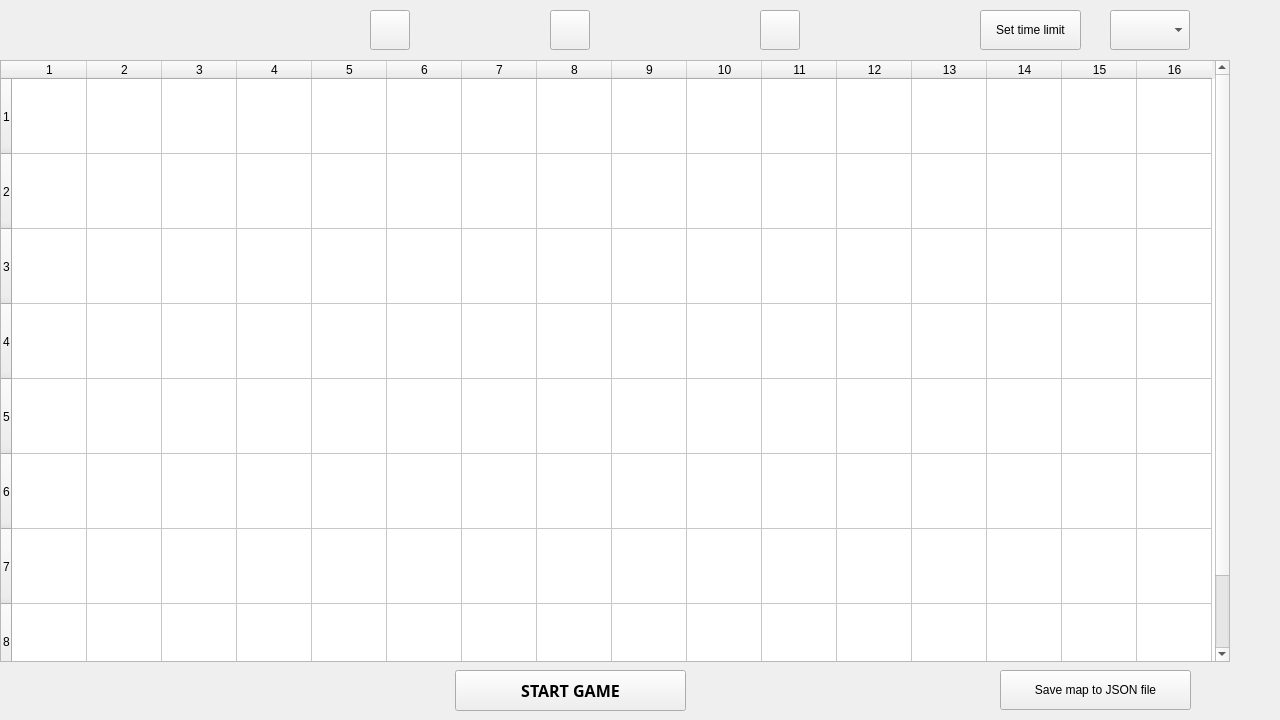
Above: mapwindow.ui from MEffenberger/ICP-Robots before the change. Below: the same form after it.
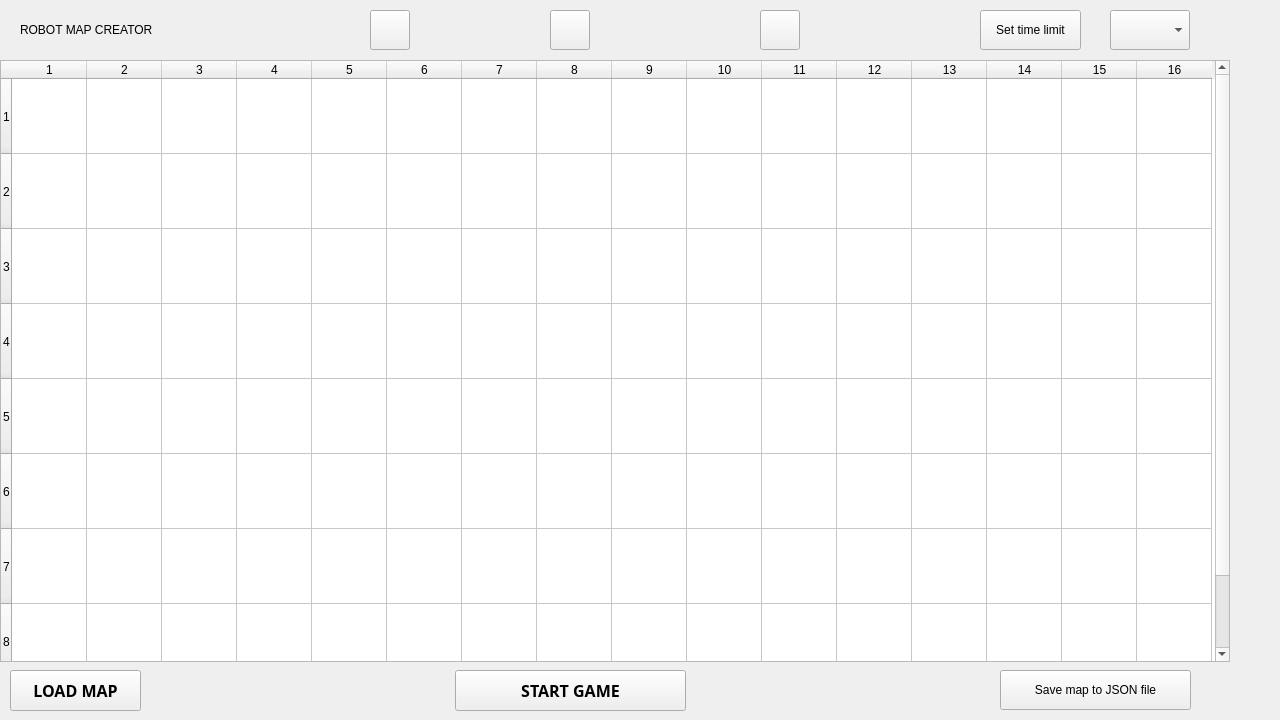
That is the form after the change.

Commit message: Map Windows loading

Diff of the .ui file:
```diff
--- a/mapwindow.ui
+++ b/mapwindow.ui
@@ -309,7 +309,36 @@
     </rect>
    </property>
    <property name="text">
-    <string/>
+    <string>ROBOT MAP CREATOR</string>
+   </property>
+  </widget>
+  <widget class="QPushButton" name="pushButtonMap">
+   <property name="geometry">
+    <rect>
+     <x>10</x>
+     <y>670</y>
+     <width>131</width>
+     <height>41</height>
+    </rect>
+   </property>
+   <property name="font">
+    <font>
+     <family>Segoe UI Black</family>
+     <pointsize>12</pointsize>
+     <bold>true</bold>
+    </font>
+   </property>
+   <property name="styleSheet">
+    <string notr="true"/>
+   </property>
+   <property name="text">
+    <string>LOAD MAP</string>
+   </property>
+   <property name="iconSize">
+    <size>
+     <width>40</width>
+     <height>40</height>
+    </size>
    </property>
   </widget>
  </widget>
```
The commit also changes 3 other files.
